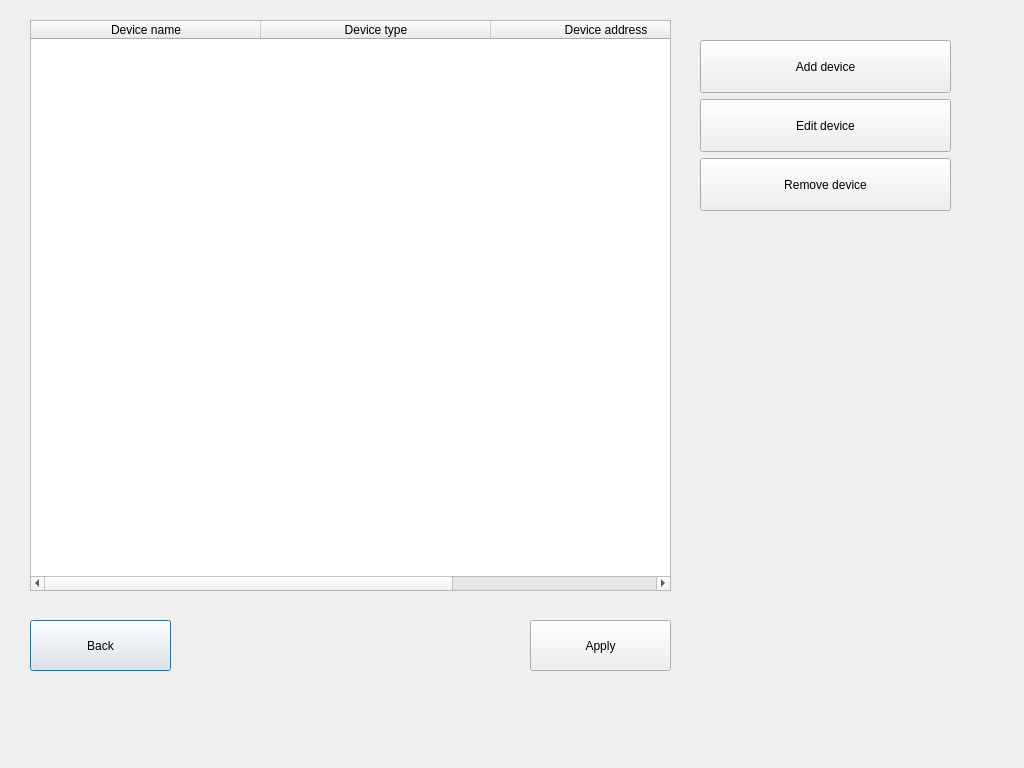
Qt form modbus-app/ui/DevicesConfiguration.ui (matus-u/sz-modbus) before a commit.
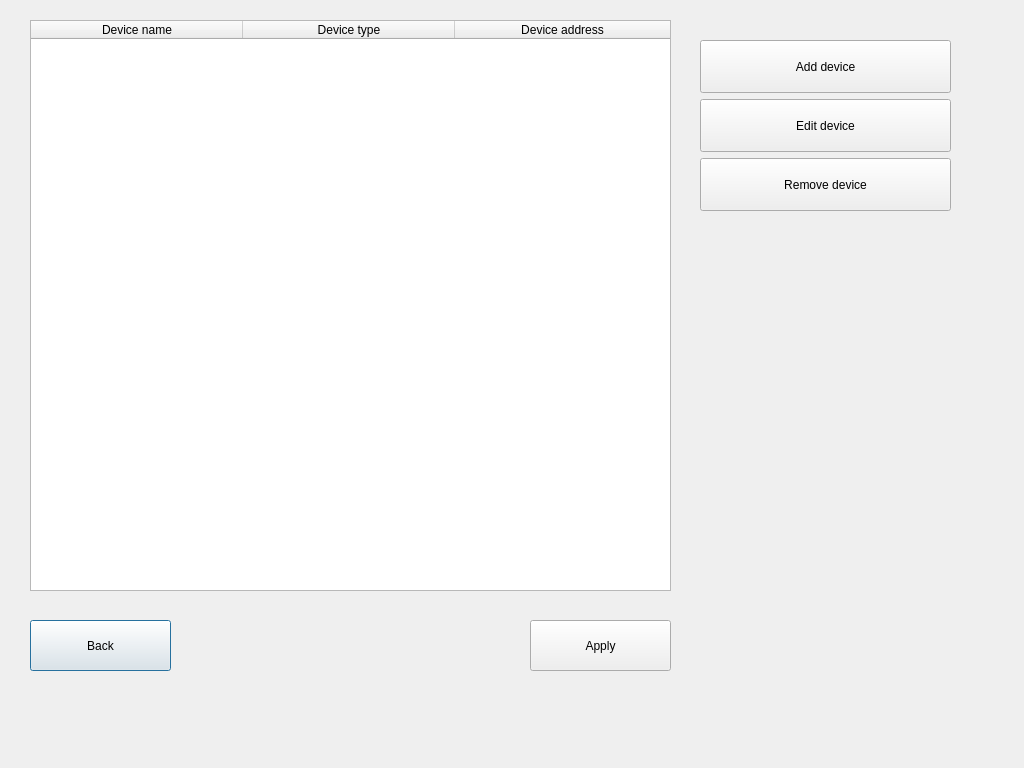
The same form after that commit.

The edit to the form file:
```diff
--- a/modbus-app/ui/DevicesConfiguration.ui
+++ b/modbus-app/ui/DevicesConfiguration.ui
@@ -28,6 +28,9 @@
    <property name="selectionBehavior">
     <enum>QAbstractItemView::SelectRows</enum>
    </property>
+   <property name="showGrid">
+    <bool>false</bool>
+   </property>
    <property name="columnCount">
     <number>3</number>
    </property>
@@ -35,10 +38,10 @@
     <bool>false</bool>
    </attribute>
    <attribute name="horizontalHeaderDefaultSectionSize">
-    <number>230</number>
+    <number>212</number>
    </attribute>
    <attribute name="horizontalHeaderMinimumSectionSize">
-    <number>150</number>
+    <number>212</number>
    </attribute>
    <attribute name="horizontalHeaderStretchLastSection">
     <bool>true</bool>
@@ -46,6 +49,12 @@
    <attribute name="verticalHeaderVisible">
     <bool>false</bool>
    </attribute>
+   <attribute name="verticalHeaderCascadingSectionResizes">
+    <bool>false</bool>
+   </attribute>
+   <attribute name="verticalHeaderDefaultSectionSize">
+    <number>40</number>
+   </attribute>
    <column>
     <property name="text">
      <string>Device name</string>
```
Left out of the diff: 5 changed lines with no effect on the pictures.
